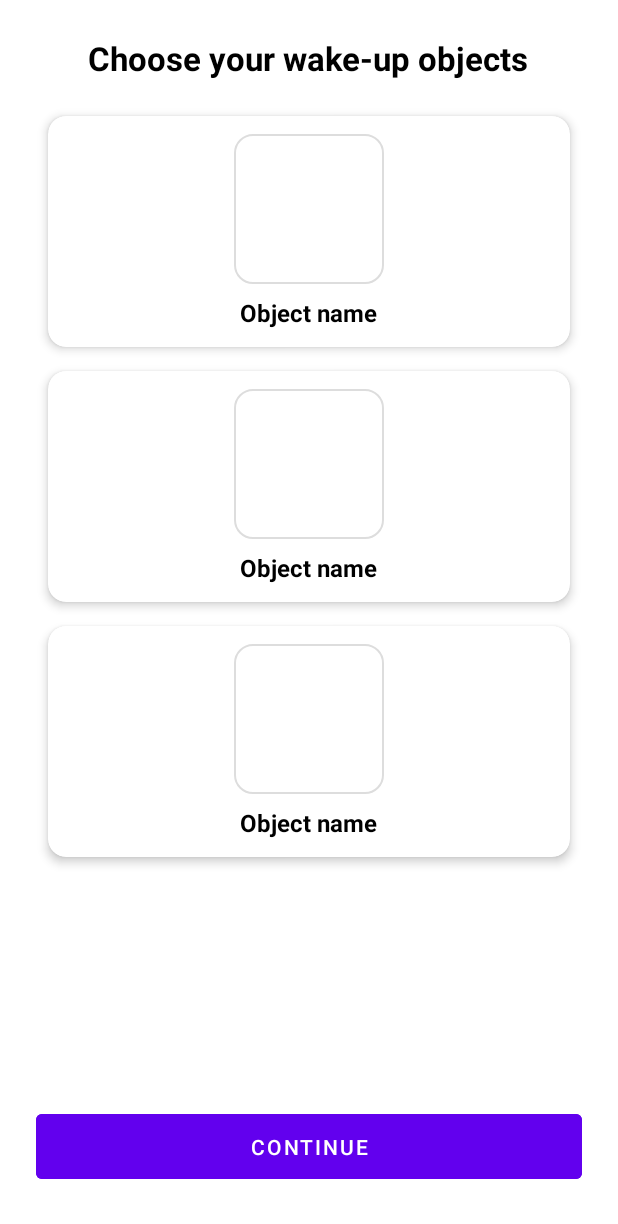
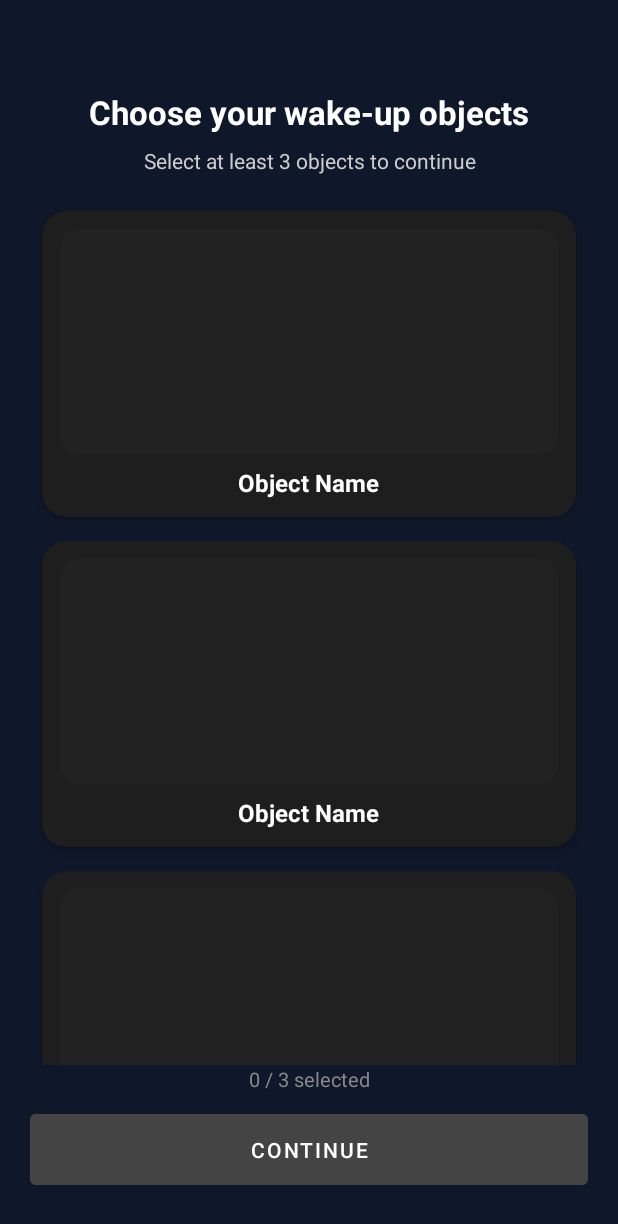
Before and after one commit to anavaicum/WAKEY, an Android app: the layout activity_onboarding.xml on its own in the app's theme, with its tools: preview values and no code run, on a phone screen of 412 x 824 dp. Shown: the top 1224 px of the screen. Run offline under Robolectric (Android 15) with nearby library versions, the phone set to English and light mode, and no system bars.

Commit message:
feat: Improved onboarding screen with dark theme and selection system

```diff
--- a/app/src/main/java/com/wakey/models/ObjectItem.java
+++ b/app/src/main/java/com/wakey/models/ObjectItem.java
@@ -11,7 +11,6 @@ public class ObjectItem {
         this.selected = false; // implicit ne-selectat
     }
 
-    // Getters
     public String getName() {
         return name;
     }
@@ -24,7 +23,6 @@ public class ObjectItem {
         return selected;
     }
 
-    // Setters
     public void setSelected(boolean selected) {
         this.selected = selected;
     }
--- /dev/null
+++ b/app/src/main/res/drawable/checkmark_circle_bg.xml
@@ -0,0 +1,4 @@
+<?xml version="1.0" encoding="utf-8"?>
+<shape xmlns:android="http://schemas.android.com/apk/res/android" android:shape="oval">
+    <solid android:color="#662979FF"/> <!-- Albastru transparent -->
+</shape>
--- /dev/null
+++ b/app/src/main/res/drawable/ic_check_circle.xml
@@ -0,0 +1,5 @@
+<vector xmlns:android="http://schemas.android.com/apk/res/android" android:height="24dp" android:tint="#000000" android:viewportHeight="24" android:viewportWidth="24" android:width="24dp">
+
+    <path android:fillColor="@android:color/white" android:pathData="M12,2C6.48,2 2,6.48 2,12s4.48,10 10,10 10,-4.48 10,-10S17.52,2 12,2zM10,17l-5,-5 1.41,-1.41L10,14.17l7.59,-7.59L19,8l-9,9z"/>
+
+</vector>
--- a/app/src/main/res/drawable/object_background_selector.xml
+++ b/app/src/main/res/drawable/object_background_selector.xml
@@ -1,22 +1,21 @@
 <?xml version="1.0" encoding="utf-8"?>
 <selector xmlns:android="http://schemas.android.com/apk/res/android">
-
-    <!-- Stare: SELECTAT -->
+    <!-- Când cardul este selectat -->
     <item android:state_selected="true">
         <shape android:shape="rectangle">
-            <solid android:color="#E3F2FD"/> <!-- albastru deschis -->
-            <stroke android:width="3dp" android:color="#2196F3"/> <!-- accent albastru -->
-            <corners android:radius="12dp" />
+            <solid android:color="@color/dark_primary_variant" />
+            <stroke
+                android:width="2dp"
+                android:color="@color/accent_blue" />
+            <corners android:radius="16dp" />
         </shape>
     </item>
 
-    <!-- Stare: NORMAL -->
+    <!-- Când cardul NU este selectat -->
     <item>
         <shape android:shape="rectangle">
-            <solid android:color="#FFFFFF"/>
-            <stroke android:width="1dp" android:color="#DDDDDD"/>
-            <corners android:radius="12dp" />
+            <solid android:color="@color/dark_primary" />
+            <corners android:radius="16dp" />
         </shape>
     </item>
-
 </selector>
--- /dev/null
+++ b/app/src/main/res/drawable/object_image_background.xml
@@ -0,0 +1,5 @@
+<?xml version="1.0" encoding="utf-8"?>
+<shape xmlns:android="http://schemas.android.com/apk/res/android">
+    <solid android:color="#222222"/>
+    <corners android:radius="12dp" />
+</shape>
--- a/app/src/main/res/layout/activity_onboarding.xml
+++ b/app/src/main/res/layout/activity_onboarding.xml
@@ -4,21 +4,33 @@
     android:layout_width="match_parent"
     android:layout_height="match_parent"
     android:orientation="vertical"
-    android:padding="24dp"
-    android:background="@color/white"
+    android:padding="20dp"
+    android:background="@color/dark_background"
     tools:context=".activities.OnboardingActivity">
 
     <!-- Titlu -->
     <TextView
         android:id="@+id/tvTitle"
-        android:layout_width="wrap_content"
+        android:layout_width="match_parent"
         android:layout_height="wrap_content"
         android:text="Choose your wake-up objects"
         android:textSize="22sp"
         android:textStyle="bold"
-        android:textColor="@color/black"
-        android:layout_marginBottom="16dp"
-        android:layout_gravity="center_horizontal" />
+        android:textColor="@color/white"
+        android:gravity="center"
+        android:layout_marginTop="40dp"
+        android:layout_marginBottom="8dp" />
+
+    <!-- Subtitlu -->
+    <TextView
+        android:id="@+id/tvSubtitle"
+        android:layout_width="match_parent"
+        android:layout_height="wrap_content"
+        android:text="Select at least 3 objects to continue"
+        android:textSize="14sp"
+        android:textColor="@color/gray_light"
+        android:gravity="center"
+        android:layout_marginBottom="16dp" />
 
     <!-- Lista obiectelor -->
     <androidx.recyclerview.widget.RecyclerView
@@ -30,17 +42,28 @@
         android:paddingBottom="16dp"
         tools:listitem="@layout/item_object" />
 
+    <!-- Contor selecție -->
+    <TextView
+        android:id="@+id/tvSelectedCount"
+        android:layout_width="match_parent"
+        android:layout_height="wrap_content"
+        android:text="0 / 3 selected"
+        android:textSize="13sp"
+        android:textColor="@color/gray_medium"
+        android:gravity="center"
+        android:layout_marginBottom="8dp" />
+
     <!-- Butonul Continue -->
     <Button
         android:id="@+id/btnContinue"
         android:layout_width="match_parent"
         android:layout_height="wrap_content"
-        android:text="Continue"
+        android:text="CONTINUE"
         android:enabled="false"
-        android:backgroundTint="@color/purple_500"
+        android:backgroundTint="@color/gray_disabled"
         android:textColor="@color/white"
-        android:layout_marginTop="16dp"
         android:layout_marginBottom="8dp"
-        android:padding="12dp" />
+        android:padding="14dp"
+        android:textAllCaps="true" />
 
 </LinearLayout>
--- a/app/src/main/res/layout/item_object.xml
+++ b/app/src/main/res/layout/item_object.xml
@@ -4,41 +4,50 @@
     android:layout_width="match_parent"
     android:layout_height="wrap_content"
     android:layout_margin="8dp"
-    app:cardCornerRadius="12dp"
+    android:foreground="?android:attr/selectableItemBackground"
+    app:cardCornerRadius="16dp"
     app:cardElevation="4dp"
-    android:foreground="?attr/selectableItemBackground"
-    android:clickable="true"
-    android:focusable="true">
+    app:cardBackgroundColor="@color/dark_card">
 
-    <LinearLayout
+    <RelativeLayout
         android:layout_width="match_parent"
         android:layout_height="wrap_content"
-        android:orientation="vertical"
-        android:padding="12dp"
-        android:gravity="center">
+        android:padding="12dp">
 
         <!-- Imaginea obiectului -->
         <ImageView
             android:id="@+id/imageObject"
-            android:layout_width="100dp"
-            android:layout_height="100dp"
-            android:layout_marginBottom="8dp"
+            android:layout_width="match_parent"
+            android:layout_height="150dp"
+            android:adjustViewBounds="true"
             android:scaleType="centerCrop"
-            android:contentDescription="@string/object_image"
-            android:background="@drawable/object_background_selector" />
+            android:background="@drawable/object_image_background" />
 
+        <!-- Iconița de bifă (vizibilă doar la selecție) -->
+        <ImageView
+            android:id="@+id/checkmark"
+            android:layout_width="32dp"
+            android:layout_height="32dp"
+            android:layout_alignParentEnd="true"
+            android:layout_margin="8dp"
+            android:background="@drawable/checkmark_circle_bg"
+            android:padding="6dp"
+            android:src="@drawable/ic_check_circle"
+            android:visibility="gone"
+            app:tint="@color/white" />
 
         <!-- Numele obiectului -->
         <TextView
             android:id="@+id/textObjectName"
             android:layout_width="wrap_content"
             android:layout_height="wrap_content"
-            android:text="@string/object_name"
-            android:textColor="@android:color/black"
+            android:layout_below="@id/imageObject"
+            android:layout_centerHorizontal="true"
+            android:layout_marginTop="8dp"
+            android:text="Object Name"
+            android:textColor="@color/white"
+            android:textStyle="bold"
             android:textSize="16sp"
-            android:textStyle="bold"
             android:gravity="center" />
-
-    </LinearLayout>
-
+    </RelativeLayout>
 </androidx.cardview.widget.CardView>
--- a/app/src/main/res/values-night/themes.xml
+++ b/app/src/main/res/values-night/themes.xml
@@ -1,22 +1,19 @@
 <resources xmlns:tools="http://schemas.android.com/tools">
-    <!-- Base application theme. -->
-    <style name="Theme.Wakey" parent="Theme.MaterialComponents.DayNight.DarkActionBar">
-        <!-- Primary brand color. -->
-        <item name="colorPrimary">@color/purple_200</item>
-        <item name="colorPrimaryVariant">@color/purple_700</item>
-        <item name="colorOnPrimary">@color/black</item>
-        <!-- Secondary brand color. -->
-        <item name="colorSecondary">@color/teal_200</item>
-        <item name="colorSecondaryVariant">@color/teal_200</item>
-        <item name="colorOnSecondary">@color/black</item>
-        <!-- Status bar color. -->
-        <item name="android:statusBarColor">?attr/colorPrimaryVariant</item>
-        <!-- Customize your theme here. -->
-    </style>
+
 
     <style name="Theme.Wakey.NoActionBar" parent="Theme.Wakey">
         <item name="windowActionBar">false</item>
         <item name="windowNoTitle">true</item>
     </style>
 
+
+    <style name="Theme.Wakey" parent="Theme.MaterialComponents.DayNight.NoActionBar">
+        <item name="android:windowBackground">@color/dark_background</item>
+        <item name="colorPrimary">@color/dark_primary</item>
+        <item name="colorPrimaryVariant">@color/dark_primary_variant</item>
+        <item name="colorOnPrimary">@color/white</item>
+        <item name="android:statusBarColor">@color/dark_background</item>
+        <item name="android:navigationBarColor">@color/dark_background</item>
+    </style>
+
 </resources>
--- a/app/src/main/res/values/colors.xml
+++ b/app/src/main/res/values/colors.xml
@@ -7,4 +7,18 @@
     <color name="teal_700">#FF018786</color>
     <color name="black">#FF000000</color>
     <color name="white">#FFFFFFFF</color>
+
+    <color name="dark_background">#0F172A</color>
+    <color name="dark_primary">#1E293B</color>
+    <color name="dark_primary_variant">#334155</color>
+    <color name="accent_blue">#3B82F6</color>
+    <color name="gray_border">#475569</color>
+    <color name="dark_card">#1E1E1E</color>
+    <color name="gray_disabled">#444444</color> <!-- dezactivat -->
+    <color name="selected_card_bg">#2929FF33</color>
+
+    <!-- Alte nuanțe utile -->
+    <color name="gray_light">#CCCCCC</color>
+    <color name="gray_medium">#888888</color>
+
 </resources>
```
Also changed, not shown: app/src/main/java/com/wakey/activities/OnboardingActivity.java (+29 -45 lines), app/src/main/java/com/wakey/activities/SplashActivity.java (+18 -8 lines), app/src/main/java/com/wakey/adapters/ObjectAdapter.java (+36 -18 lines), 1 other file.
